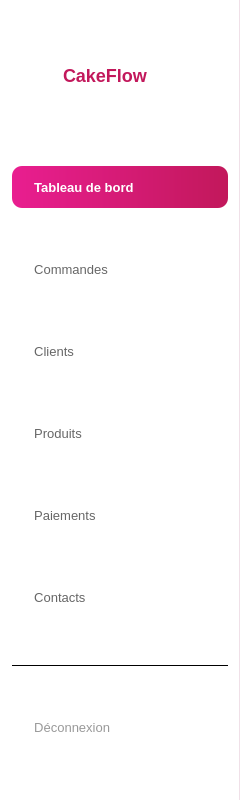
HarivonyRAM/CakeFlow, file app/ui/widgets/Sidebar.ui: the form before one commit.
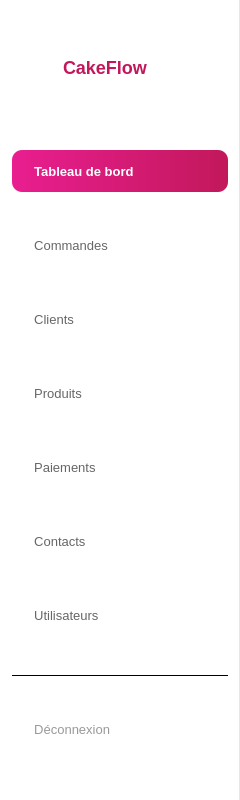
The form after the commit. Icons and pictures are not drawn.

Commit message: #5: ajout de role SU et creation de la page Utilisateurs (CRUD)

What changed in the file:
```diff
--- a/app/ui/widgets/Sidebar.ui
+++ b/app/ui/widgets/Sidebar.ui
@@ -436,6 +436,55 @@
     </widget>
    </item>
 
+   <item>
+    <widget class="QPushButton" name="btnUtilisateurs">
+     <property name="text">
+      <string>  Utilisateurs</string>
+     </property>
+     <property name="icon">
+      <iconset resource="../resources.qrc">
+       <normaloff>:/icons/user.svg</normaloff>:/icons/user.svg</iconset>
+     </property>
+     <property name="iconSize">
+      <size>
+       <width>18</width>
+       <height>18</height>
+      </size>
+     </property>
+     <property name="minimumSize">
+      <size>
+       <width>0</width>
+       <height>42</height>
+      </size>
+     </property>
+     <property name="cursor">
+      <cursorShape>PointingHandCursor</cursorShape>
+     </property>
+     <property name="checkable">
+      <bool>true</bool>
+     </property>
+     <property name="styleSheet">
+      <string notr="true">QPushButton {
+    text-align: left;
+    padding-left: 15px;
+    font-size: 13px;
+    color: #666666;
+    border: none;
+    border-radius: 10px;
+    background: transparent;
+}
+QPushButton:hover {
+    background-color: #fff0f3;
+    color: #c2185b;
+}
+QPushButton:checked {
+    background: qlineargradient(x1:0, y1:0, x2:1, y2:0, stop:0 #e91e90, stop:1 #c2185b);
+    color: #ffffff;
+    font-weight: bold;
+}</string>
+     </property>
+    </widget>
+   </item>
 
 
    <!-- Spacer extensible -->
```
The commit also changes 12 other files.
